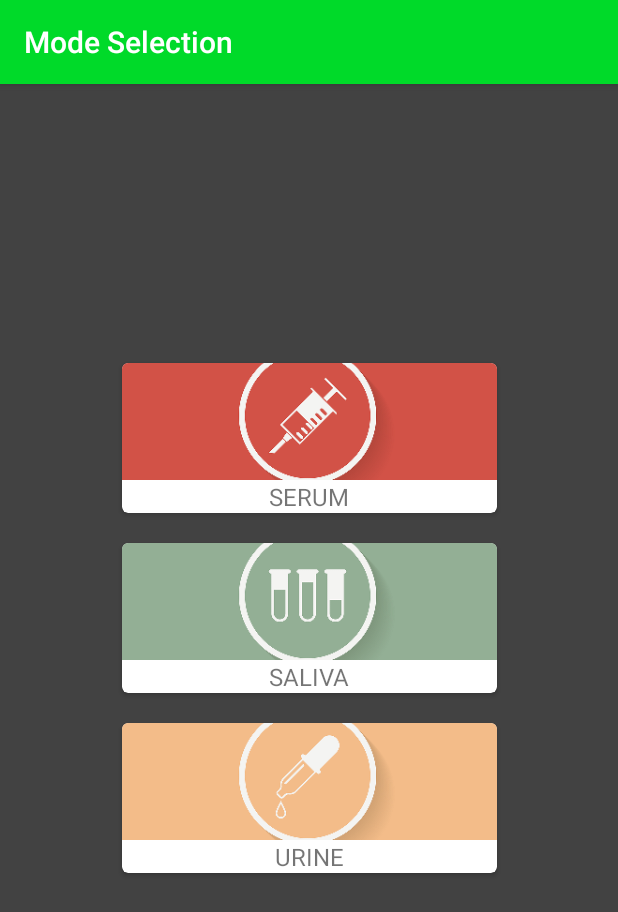
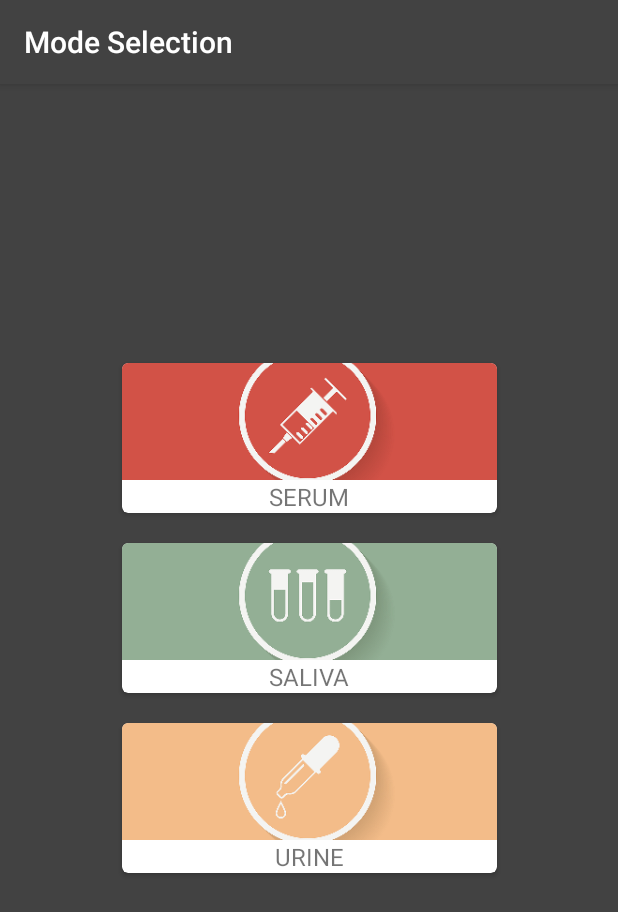
Before and after one commit to thinkexist1989/SmartBioViewer, an Android app: the MainActivity screen opened directly, with no data from a screen before it, in the side drawer, after a tap on "Mode Selection", on a phone screen of 412 x 824 dp. Shown: the top 912 px of the screen. Run offline under Robolectric (Android 15) with nearby library versions, the phone set to English and light mode, and no system bars.

Commit message:
change color

```diff
--- a/app/src/main/java/name/yluo/SmartBioViewer/MainActivity.java
+++ b/app/src/main/java/name/yluo/SmartBioViewer/MainActivity.java
@@ -140,14 +140,12 @@ public class MainActivity extends AppCompatActivity {
                 if(i >= 1000) i = 0;
                 int color = CustomColor.getColor(i);
                 Log.i(TAG, "r is: " + Color.red(color) + "  g is: " + Color.green(color));
-                window.setStatusBarColor(color);
-                toolbar.setBackgroundColor(color);
-//                tv_mode.setBackgroundColor(Color.rgb(r, g ,b));
-//                tv_target.setBackgroundColor(Color.rgb(r,g,b));
+//                window.setStatusBarColor(color);
+//                toolbar.setBackgroundColor(color);
 
-                ((GradientDrawable) tv_mode.getBackground()).setColor(color);
-                ((GradientDrawable) tv_target.getBackground()).setColor(color);
-                ((GradientDrawable) tv_state.getBackground()).setColor(color);
+//                ((GradientDrawable) tv_mode.getBackground()).setColor(color);
+//                ((GradientDrawable) tv_target.getBackground()).setColor(color);
+//                ((GradientDrawable) tv_state.getBackground()).setColor(color);
 
                 if(i <= 333)
                     tv_state.setText("NORMAL");
--- a/app/src/main/res/layout/activity_mode.xml
+++ b/app/src/main/res/layout/activity_mode.xml
@@ -18,7 +18,7 @@
             android:id="@+id/toolbar"
             android:layout_width="match_parent"
             android:layout_height="?attr/actionBarSize"
-            android:background="?attr/colorPrimary"
+            android:background="@color/cardview_dark_background"
             android:theme="@style/ThemeOverlay.AppCompat.Dark.ActionBar"
             app:popupTheme="@style/ThemeOverlay.AppCompat.Light"
             app:title="Mode Selection"/>
--- a/app/src/main/res/layout/activity_target.xml
+++ b/app/src/main/res/layout/activity_target.xml
@@ -18,7 +18,7 @@
             android:id="@+id/toolbar"
             android:layout_width="match_parent"
             android:layout_height="?attr/actionBarSize"
-            android:background="?attr/colorPrimary"
+            android:background="@color/cardview_dark_background"
             android:theme="@style/ThemeOverlay.AppCompat.Dark.ActionBar"
             app:popupTheme="@style/ThemeOverlay.AppCompat.Light"
             app:title="Target Selection"/>
--- a/app/src/main/res/layout/app_bar_main.xml
+++ b/app/src/main/res/layout/app_bar_main.xml
@@ -17,7 +17,7 @@
             android:id="@+id/toolbar"
             android:layout_width="match_parent"
             android:layout_height="?attr/actionBarSize"
-            android:background="?attr/colorPrimary"
+            android:background="@color/cardview_dark_background"
             android:theme="@style/ThemeOverlay.AppCompat.Dark.ActionBar"
             app:popupTheme="@style/ThemeOverlay.AppCompat.Light" />
 
--- a/app/src/main/res/layout/nav_header_main.xml
+++ b/app/src/main/res/layout/nav_header_main.xml
@@ -3,7 +3,7 @@
     xmlns:app="http://schemas.android.com/apk/res-auto"
     android:layout_width="match_parent"
     android:layout_height="@dimen/nav_header_height"
-    android:background="@color/colorAccent"
+    android:background="@color/cardview_dark_background"
     android:gravity="bottom"
     android:orientation="vertical"
     android:paddingLeft="@dimen/activity_horizontal_margin"
--- a/app/src/main/res/values/colors.xml
+++ b/app/src/main/res/values/colors.xml
@@ -1,12 +1,12 @@
 <?xml version="1.0" encoding="utf-8"?>
 <resources>
-<!--    <color name="colorPrimary">#6200EE</color>-->
-<!--    <color name="colorPrimaryDark">#3700B3</color>-->
-<!--    <color name="colorAccent">#03DAC5</color>-->
+    <color name="colorPrimary">#202221</color>
+    <color name="colorPrimaryDark">#39383A</color>
+    <color name="colorAccent">#768887</color>
 <!--    <color name="colorPrimary">#25DA29</color>-->
 <!--    <color name="colorPrimaryDark">#25DA29</color>-->
 <!--    <color name="colorAccent">#25DA29</color>-->
-    <color name="colorPrimary">#FF00DA29</color>
-    <color name="colorPrimaryDark">#FF00DA29</color>
-    <color name="colorAccent">#FF00DA00</color>
+<!--    <color name="colorPrimary">#FF00DA29</color>-->
+<!--    <color name="colorPrimaryDark">#FF00DA29</color>-->
+<!--    <color name="colorAccent">#FF00DA00</color>-->
 </resources>
```
